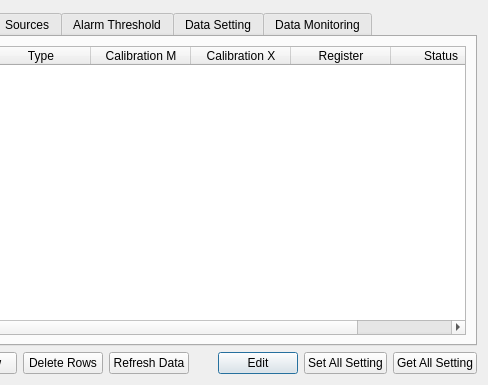
First picture: the form in view/formmodule.ui, repository zenaki/RTU, before the edit; both pictures show x 332 to 820 and y 0 to 385 of the 820 by 385 pixel window.
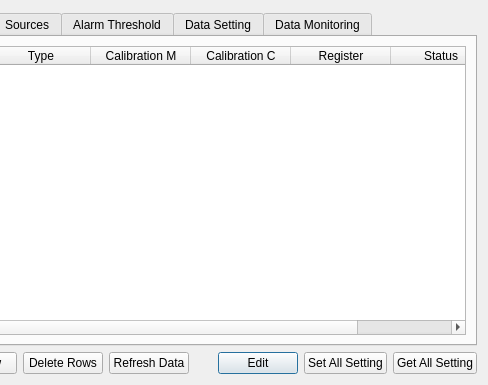
Second picture: the form after the edit. Icons and pictures are not drawn.

```diff
--- a/view/formmodule.ui
+++ b/view/formmodule.ui
@@ -170,7 +170,7 @@
          </column>
          <column>
           <property name="text">
-           <string>Calibration X</string>
+           <string>Calibration C</string>
           </property>
          </column>
          <column>
```
